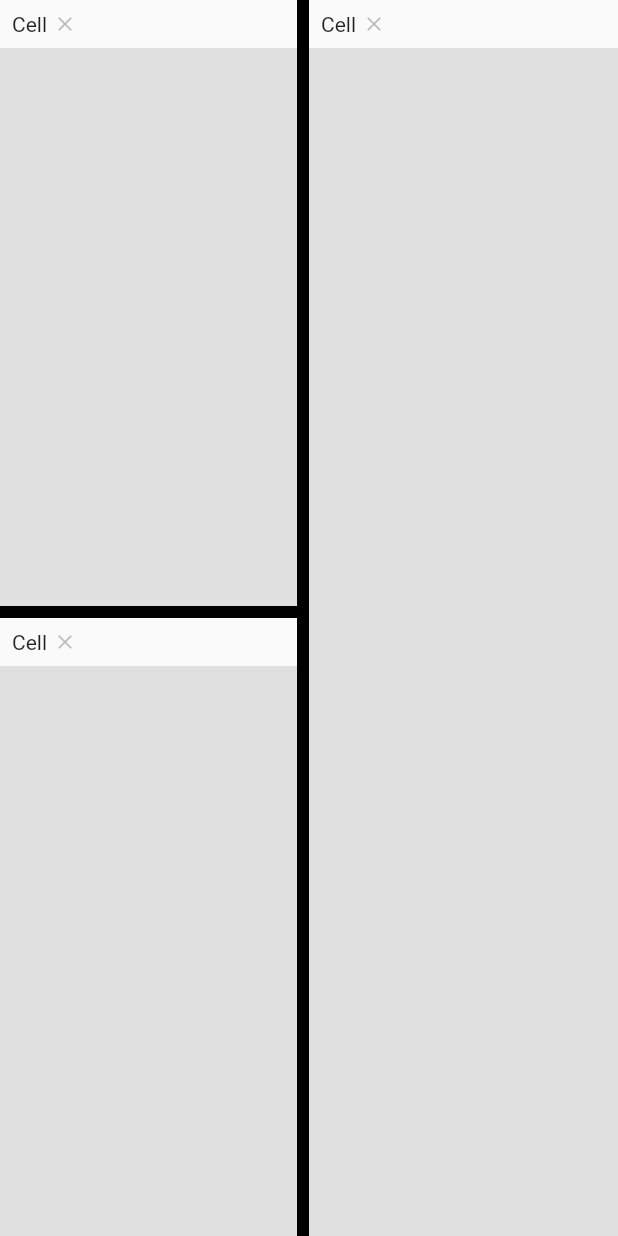
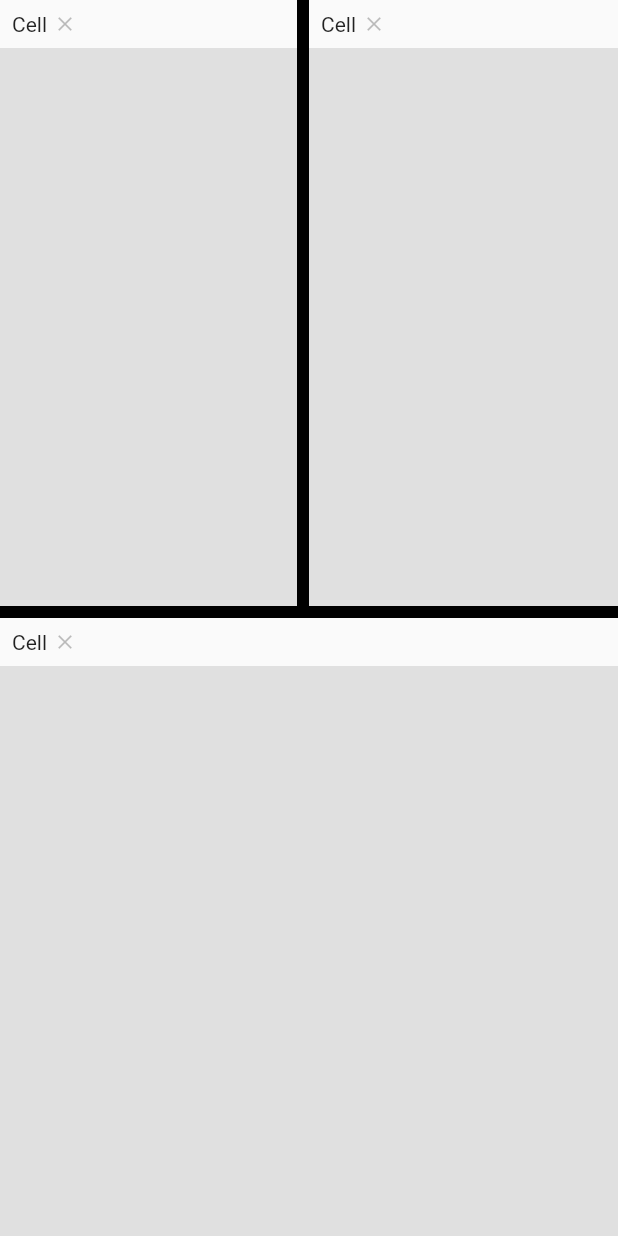
Before and after one commit to VladimirCores/Flutter---Flex-Layout---Workspace-, a Flutter app: the screen it shows after launch, on a phone screen of 412 x 824 dp. Run offline on Flutter 3.47's test engine with Material 2 defaults, Android fonts, the phone set to English and light mode, and no system bars.

Commit message:
Horizontal to vertical layout when bottom is first

```diff
--- a/lib/cell/layout_cell.dart
+++ b/lib/cell/layout_cell.dart
@@ -26,7 +26,7 @@ class LayoutCell {
     if (value != null) order.add(value);
   }
 
-  bool get isBottomFirst => bottom == order.first;
+  bool get isBottomFirst => bottom != null && bottom == order.first;
   bool get hasConnections => order.isNotEmpty || previous != null;
 
   LayoutCell? _right;
--- a/lib/layout.dart
+++ b/lib/layout.dart
@@ -74,11 +74,12 @@ class Layout {
   }) {
     final hasRight = cell.right != null;
     final hasBottom = cell.bottom != null;
+
     final hasWidth = cell.width > 0;
     final hasHeight = cell.height > 0;
 
-    final handleDeltaX = (hasRight ? handlerSize : 0);
-    final handleDeltaY = (hasBottom ? handlerSize : 0);
+    final handleSizeX = (hasRight ? handlerSize : 0);
+    final handleSizeY = (hasBottom ? handlerSize : 0);
 
     print(
       '(${hasHeight ? 'hasHeight(${cell.height})' : 'noHeight'}:${hasWidth ? 'hasWidth' : 'noWidth'}) '
@@ -88,26 +89,119 @@ class Layout {
     cell.parentWidth = parentWidth;
     cell.parentHeight = parentHeight;
 
-    ValueNotifier<double> horizontalResizer = ValueNotifier(
-        hasWidth ? cell.width * parentWidth : parentWidth / (hasRight ? 2 : 1) - handleDeltaX);
-    ValueNotifier<double> verticalResizer = ValueNotifier(
-        hasHeight ? cell.height * parentHeight : parentHeight / (hasBottom ? 2 : 1) - handleDeltaY);
+    final initialWidth =
+        hasWidth ? cell.width * parentWidth : (parentWidth / (hasRight ? 2 : 1) - handleSizeX);
+    final initialHeight =
+        hasHeight ? cell.height * parentHeight : (parentHeight / (hasBottom ? 2 : 1) - handleSizeY);
 
-    final cellContent = Expanded(
+    ValueNotifier<double> horizontalResizer = ValueNotifier(initialWidth);
+    ValueNotifier<double> verticalResizer = ValueNotifier(initialHeight);
+
+    final cellContent = Column(
+      children: [
+        CellHeader(
+          title: 'Cell',
+          onPointerDown: () => selectedCell.value = cell,
+          onPointerUp: () => selectedCell.value = null,
+          onRemove: cell.hasConnections ? () => removeCell(cell) : null,
+        ),
+        Expanded(
           child: ValueListenableBuilder(
             valueListenable: selectedCell,
             builder: (_, LayoutCell? selected, Widget? child) {
+              final hasSelected = selected != null && selected != cell;
               return Stack(
                 children: [
                   cell.widget ?? Container(),
-              if (selected != null && selected != cell) LayoutRegions(cell)
+                  if (hasSelected) LayoutRegions(cell),
+                ],
+              );
+            },
+          ),
+        ),
+      ],
+    );
+
+    List<Widget> createNextSideWithHandler(
+      cell,
+      resizer,
+      width,
+      height,
+      handlerWidth,
+      handlerSize,
+      isHorizontal,
+    ) {
+      return [
+        Handler(
+          handlerWidth,
+          resizer: resizer,
+          isHorizontal: isHorizontal,
+          size: handlerSize,
+        ),
+        positionWidgetsFrom(
+          cell,
+          parentWidth: width,
+          parentHeight: height,
+        ),
+      ];
+    }
+
+    if (cell.isBottomFirst) {
+      return SizedBox(
+        width: parentWidth,
+        height: parentHeight,
+        child: ValueListenableBuilder(
+          valueListenable: verticalResizer,
+          builder: (_, double blockHeight, Widget? child) {
+            final constrainedHeight = blockHeight > handlerSize ? blockHeight : handlerSize;
+            if (hasBottom) cell.height = constrainedHeight / parentHeight;
+            return Column(
+              children: [
+                ValueListenableBuilder(
+                  valueListenable: horizontalResizer,
+                  builder: (_, double blockWidth, Widget? child) {
+                    final constrainedWidth = blockWidth > handlerSize ? blockWidth : handlerSize;
+                    if (hasRight) cell.width = constrainedWidth / parentWidth;
+                    return Row(
+                      crossAxisAlignment: CrossAxisAlignment.start,
+                      children: [
+                        SizedBox(
+                          width: constrainedWidth,
+                          height: constrainedHeight,
+                          child: cellContent,
+                        ),
+                        if (hasRight)
+                          ...createNextSideWithHandler(
+                            cell.right!,
+                            horizontalResizer,
+                            parentWidth - (constrainedWidth + handleSizeX),
+                            constrainedHeight,
+                            constrainedHeight,
+                            handleSizeX,
+                            false,
+                          ),
+                      ],
+                    );
+                  },
+                ),
+                if (hasBottom)
+                  ...createNextSideWithHandler(
+                    cell.bottom!,
+                    verticalResizer,
+                    parentWidth,
+                    parentHeight - (constrainedHeight + handleSizeY),
+                    parentWidth,
+                    handleSizeY,
+                    true,
+                  )
               ],
             );
           },
         ),
       );
+    }
 
-    Widget items = SizedBox(
+    return SizedBox(
       width: parentWidth,
       height: parentHeight,
       child: ValueListenableBuilder(
@@ -115,67 +209,50 @@ class Layout {
         builder: (_, double blockWidth, Widget? child) {
           final constrainedWidth = blockWidth > handlerSize ? blockWidth : handlerSize;
           if (hasRight) cell.width = constrainedWidth / parentWidth;
-
           return Row(
+            crossAxisAlignment: CrossAxisAlignment.start,
             children: [
               ValueListenableBuilder(
                 valueListenable: verticalResizer,
                 builder: (_, double blockHeight, Widget? child) {
                   final constrainedHeight = blockHeight > handlerSize ? blockHeight : handlerSize;
                   if (hasBottom) cell.height = constrainedHeight / parentHeight;
-                  final isRemovable = cell.hasConnections;
                   return Column(
+                    crossAxisAlignment: CrossAxisAlignment.start,
                     children: [
                       SizedBox(
                         width: constrainedWidth,
                         height: constrainedHeight,
-                        child: Column(
-                          children: [
-                            CellHeader(
-                              title: 'Cell',
-                              onPointerDown: () => selectedCell.value = cell,
-                              onPointerUp: () => selectedCell.value = null,
-                              onRemove: isRemovable ? () => removeCell(cell) : null,
+                        child: cellContent,
                       ),
-                            cellContent,
-                          ],
-                        ),
-                      ),
-                      if (hasBottom) ...[
-                        Handler(
+                      if (hasBottom)
+                        ...createNextSideWithHandler(
+                          cell.bottom!,
+                          verticalResizer,
                           constrainedWidth,
-                          resizer: verticalResizer,
-                          isHorizontal: true,
-                          size: handlerSize,
-                        ),
-                        positionWidgetsFrom(
-                          cell.bottom!,
-                          parentWidth: constrainedWidth,
-                          parentHeight: parentHeight - (constrainedHeight + handleDeltaY),
-                        ),
-                      ]
+                          parentHeight - (constrainedHeight + handleSizeY),
+                          constrainedWidth,
+                          handleSizeY,
+                          true,
+                        )
                     ],
                   );
                 },
               ),
-              if (hasRight) ...[
-                Handler(
+              if (hasRight)
+                ...createNextSideWithHandler(
+                  cell.right!,
+                  horizontalResizer,
+                  parentWidth - (constrainedWidth + handleSizeX),
                   parentHeight,
-                  resizer: horizontalResizer,
-                  isHorizontal: false,
-                  size: handlerSize,
-                ),
-                positionWidgetsFrom(
-                  cell.right!,
-                  parentWidth: parentWidth - (constrainedWidth + handleDeltaX),
-                  parentHeight: parentHeight,
-                ),
-              ],
+                  parentHeight,
+                  handleSizeX,
+                  false,
+                )
             ],
           );
         },
       ),
     );
-    return items;
   }
 }
--- a/lib/utils.dart
+++ b/lib/utils.dart
@@ -1,3 +1,3 @@
 import 'dart:math';
 
-final rndColorCode = () => (Random().nextDouble() * 0xFFFFFF).toInt();
+final int Function() rndColorCode = () => (Random().nextDouble() * 0xFFFFFF).toInt();
```
Lines whose indentation alone changed are shown as unchanged.
